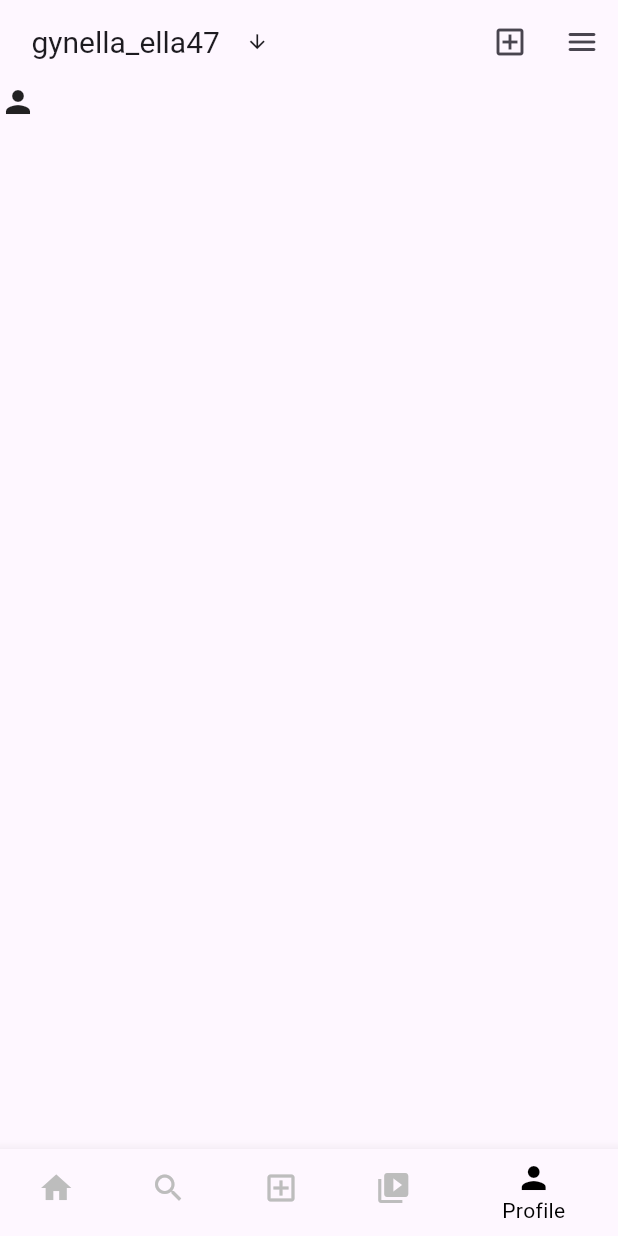
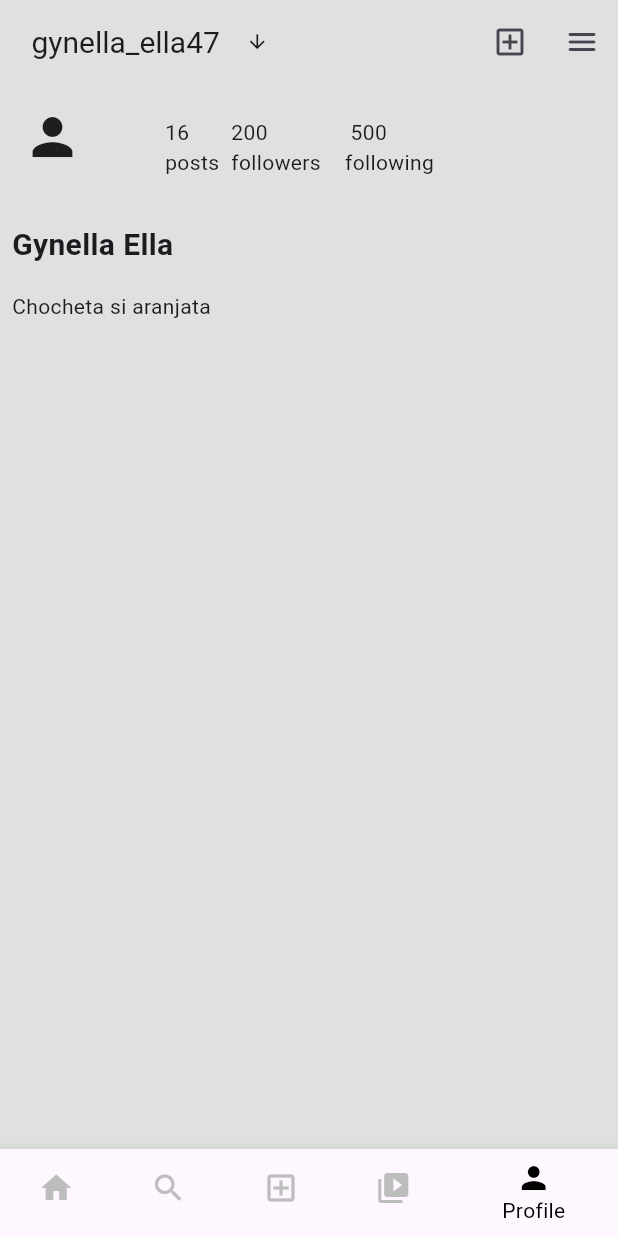
Before and after one commit to Buhana149/Instagram-UI-App, a Flutter app: the screen it shows after launch, item 5 of the bottom bar chosen, on a phone screen of 412 x 824 dp. Run offline on Flutter 3.47's test engine with Material 3 defaults, Android fonts, the phone set to English and light mode, and no system bars.

Commit message:
const deleted

```diff
--- a/lib/pages/profile.dart
+++ b/lib/pages/profile.dart
@@ -6,7 +6,9 @@ class ProfilePage extends StatelessWidget {
   @override
   Widget build(BuildContext context) {
     return Scaffold(
+      backgroundColor: Colors.grey[300],
       appBar: AppBar(
+        backgroundColor: Colors.grey[300],
         title:Padding(
           padding: const EdgeInsets.all(5.0),
           child: Row(
@@ -34,11 +36,54 @@ class ProfilePage extends StatelessWidget {
         ],
       ),
 
-      body: Row(
-        mainAxisSize: MainAxisSize.min,
+      body: const Column(
+        crossAxisAlignment: CrossAxisAlignment.start,
         children: [
-          Icon(Icons.person)
+           Row(
+            mainAxisSize: MainAxisSize.min,
+            children: [
+              Padding(
+                padding: EdgeInsets.only(left: 15.0, right: 15, top: 15, bottom: 30),
+                child: Icon(
+                  Icons.person,
+                  size: 40,
+                  ),
+              ),
+
+              Padding(
+                padding: EdgeInsets.only(left: 40.0),
+                child: Text('16 \nposts'),
+              ),
+              Padding(
+                padding: EdgeInsets.all(8.0),
+                child: Text('200 \nfollowers'),
+              ),
+              Padding(
+                padding: EdgeInsets.all(8.0),
+                child: Text(' 500 \nfollowing'),
+              )
+            ],
+          ),
+          Padding(
+            padding: EdgeInsets.all(8.0),
+            child: Text(
+              'Gynella Ella',
+            style: TextStyle(
+              fontWeight: FontWeight.bold,
+              fontSize: 20,
+              ),),
+          ),
+          Padding(
+            padding: EdgeInsets.all(8.0),
+            child: Text('Chocheta si aranjata'),
+          ),
+       Row(
+        children: [
+
         ],
+       )
+        ],
+
       ),
       );
   }
```
